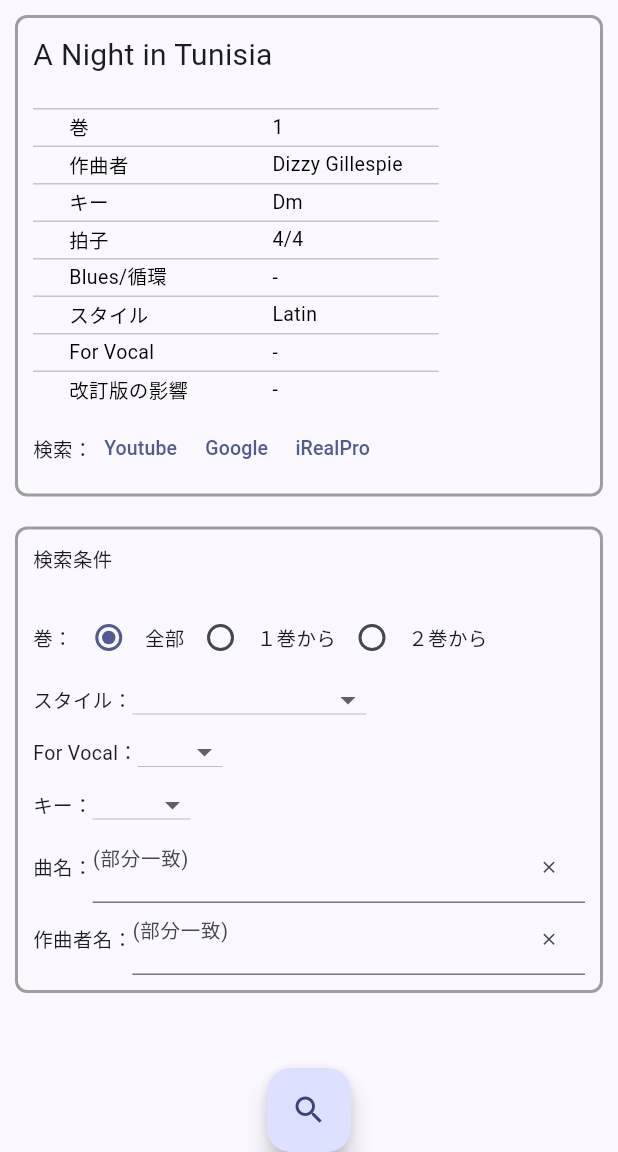
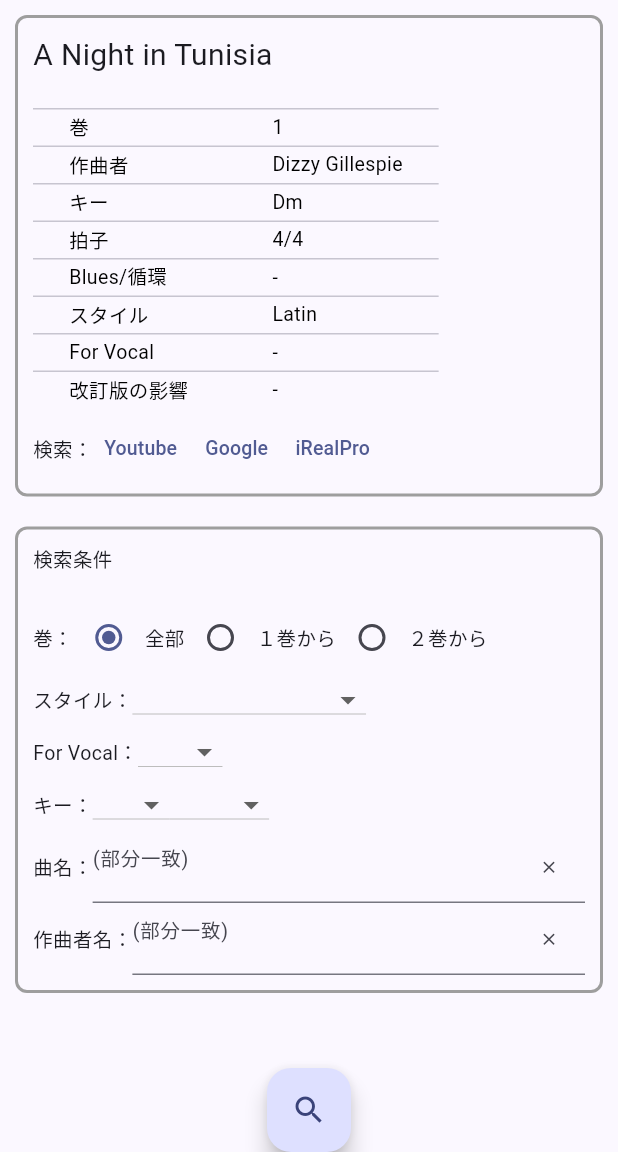
Before and after one commit to junhashimoto0808/kurohonchoice, a Flutter app: the screen it shows after launch, after a tap on the "search" icon, on a phone screen of 412 x 824 dp, the part 84-1236 px from its top. Run offline on Flutter 3.47's test engine with Material 3 defaults, Android fonts, the light colour scheme and no system bars; our stand-ins replace package_info_plus; missing offline and left inert: roulette.

Commit message:
キーを音程とMmに分割

```diff
--- a/lib/main.dart
+++ b/lib/main.dart
@@ -87,10 +87,12 @@ class _MyHomePageState extends State<MyHomePage> {
   String _condCreaterName = '';
   String _condForVocal = '';
   String _condKey = '';
+  String _condKeyMm = '';
 
   List<String> choiceStyle = List.empty(growable: true);
   List<String> choiceForVocal = List.empty(growable: true);
   List<String> choiceKey = List.empty(growable: true);
+  List<String> choiceKeyMm = List.empty(growable: true);
 
   //String _city = '';
 
@@ -134,18 +136,9 @@ class _MyHomePageState extends State<MyHomePage> {
     choiceKey.add('B♭');
     choiceKey.add('B');
 
-    choiceKey.add('Cm');
-    choiceKey.add('D♭m');
-    choiceKey.add('Dm');
-    choiceKey.add('E♭m');
-    choiceKey.add('Em');
-    choiceKey.add('Fm');
-    choiceKey.add('G♭m');
-    choiceKey.add('Gm');
-    choiceKey.add('A♭m');
-    choiceKey.add('Am');
-    choiceKey.add('B♭m');
-    choiceKey.add('Bm');
+    choiceKeyMm.add('');
+    choiceKeyMm.add('Major');
+    choiceKeyMm.add('Minor');
 
     // バージョン情報の取得
     getParam();
@@ -208,8 +201,26 @@ class _MyHomePageState extends State<MyHomePage> {
           }
         }
 
+        var keyStr = "";
+        var keyStrMm = "";
+
+        String s = songData[a][4];
+        if (s.endsWith('m')) {
+          keyStrMm = "Minor";
+          keyStr = s.substring(0, s.indexOf('m'));
+        } else {
+          keyStrMm = "Major";
+          keyStr = s;
+        }
+
         if (_condKey != '') {
-          if (songData[a][4] != _condKey) {
+          if (_condKey != keyStr) {
+            continue;
+          }
+        }
+
+        if (_condKeyMm != '') {
+          if (_condKeyMm != keyStrMm) {
             continue;
           }
         }
@@ -732,6 +743,21 @@ class _MyHomePageState extends State<MyHomePage> {
                                     });
                                   }),
                             ),
+                            SizedBox(
+                              height: 35.0,
+                              child: DropdownButton<String>(
+                                  elevation: 16,
+                                  value: _condKeyMm,
+                                  items: choiceKeyMm
+                                      .map((String list) => DropdownMenuItem(
+                                          value: list, child: Text(list)))
+                                      .toList(),
+                                  onChanged: (String? value) {
+                                    setState(() {
+                                      _condKeyMm = value!;
+                                    });
+                                  }),
+                            ),
                           ]),
                           Row(children: [
                             const Text(
```
